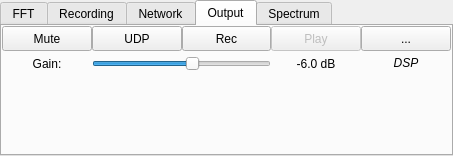
Above: src/qtgui/dockaudio.ui from shawnj007/gqrx-touch before the change. Below: the same form after it.
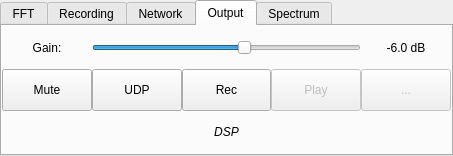
That is the form after the change. The open tabs and pages were chosen to show the change. Icons and pictures are not drawn. Custom widgets are drawn as their Qt base class.

Commit message: UI improvements, audio options, audioSpectrum centering

```diff
--- a/src/qtgui/dockaudio.ui
+++ b/src/qtgui/dockaudio.ui
@@ -11,7 +11,7 @@
    </rect>
   </property>
   <property name="sizePolicy">
-   <sizepolicy hsizetype="Preferred" vsizetype="Preferred">
+   <sizepolicy hsizetype="Preferred" vsizetype="Expanding">
     <horstretch>1</horstretch>
     <verstretch>1</verstretch>
    </sizepolicy>
@@ -25,14 +25,44 @@
   <property name="maximumSize">
    <size>
     <width>524287</width>
-    <height>440</height>
+    <height>360</height>
    </size>
   </property>
   <property name="palette">
    <palette>
-    <active/>
-    <inactive/>
-    <disabled/>
+    <active>
+     <colorrole role="Highlight">
+      <brush brushstyle="SolidPattern">
+       <color alpha="255">
+        <red>48</red>
+        <green>140</green>
+        <blue>198</blue>
+       </color>
+      </brush>
+     </colorrole>
+    </active>
+    <inactive>
+     <colorrole role="Highlight">
+      <brush brushstyle="SolidPattern">
+       <color alpha="255">
+        <red>48</red>
+        <green>140</green>
+        <blue>198</blue>
+       </color>
+      </brush>
+     </colorrole>
+    </inactive>
+    <disabled>
+     <colorrole role="Highlight">
+      <brush brushstyle="SolidPattern">
+       <color alpha="255">
+        <red>145</red>
+        <green>145</green>
+        <blue>145</blue>
+       </color>
+      </brush>
+     </colorrole>
+    </disabled>
    </palette>
   </property>
   <property name="windowIcon">
@@ -61,6 +91,12 @@
      <height>137</height>
     </size>
    </property>
+   <property name="maximumSize">
+    <size>
+     <width>16777215</width>
+     <height>500</height>
+    </size>
+   </property>
    <property name="sizeIncrement">
     <size>
      <width>0</width>
@@ -69,9 +105,39 @@
    </property>
    <property name="palette">
     <palette>
-     <active/>
-     <inactive/>
-     <disabled/>
+     <active>
+      <colorrole role="Highlight">
+       <brush brushstyle="SolidPattern">
+        <color alpha="255">
+         <red>48</red>
+         <green>140</green>
+         <blue>198</blue>
+        </color>
+       </brush>
+      </colorrole>
+     </active>
+     <inactive>
+      <colorrole role="Highlight">
+       <brush brushstyle="SolidPattern">
+        <color alpha="255">
+         <red>48</red>
+         <green>140</green>
+         <blue>198</blue>
+        </color>
+       </brush>
+      </colorrole>
+     </inactive>
+     <disabled>
+      <colorrole role="Highlight">
+       <brush brushstyle="SolidPattern">
+        <color alpha="255">
+         <red>145</red>
+         <green>145</green>
+         <blue>145</blue>
+        </color>
+       </brush>
+      </colorrole>
+     </disabled>
     </palette>
    </property>
    <layout class="QVBoxLayout" name="verticalLayout">
@@ -721,7 +787,7 @@
        <attribute name="title">
         <string>Output</string>
        </attribute>
-       <layout class="QVBoxLayout" name="verticalLayout_6" stretch="0,1">
+       <layout class="QVBoxLayout" name="verticalLayout_6" stretch="1,0">
         <property name="spacing">
          <number>0</number>
         </property>
@@ -761,10 +827,84 @@
            <property name="spacing">
             <number>0</number>
            </property>
-           <item row="0" column="2">
+           <item row="1" column="1">
+            <widget class="QPushButton" name="audioStreamButton">
+             <property name="sizePolicy">
+              <sizepolicy hsizetype="MinimumExpanding" vsizetype="MinimumExpanding">
+               <horstretch>1</horstretch>
+               <verstretch>1</verstretch>
+              </sizepolicy>
+             </property>
+             <property name="minimumSize">
+              <size>
+               <width>0</width>
+               <height>25</height>
+              </size>
+             </property>
+             <property name="maximumSize">
+              <size>
+               <width>16777215</width>
+               <height>100</height>
+              </size>
+             </property>
+             <property name="toolTip">
+              <string>Stream raw audio over UDP</string>
+             </property>
+             <property name="statusTip">
+              <string>Stream raw audio over UDP</string>
+             </property>
+             <property name="text">
+              <string>UDP</string>
+             </property>
+             <property name="checkable">
+              <bool>true</bool>
+             </property>
+            </widget>
+           </item>
+           <item row="1" column="4">
+            <widget class="QPushButton" name="audioConfButton">
+             <property name="enabled">
+              <bool>false</bool>
+             </property>
+             <property name="sizePolicy">
+              <sizepolicy hsizetype="MinimumExpanding" vsizetype="MinimumExpanding">
+               <horstretch>1</horstretch>
+               <verstretch>1</verstretch>
+              </sizepolicy>
+             </property>
+             <property name="minimumSize">
+              <size>
+               <width>0</width>
+               <height>25</height>
+              </size>
+             </property>
+             <property name="maximumSize">
+              <size>
+               <width>16777215</width>
+               <height>100</height>
+              </size>
+             </property>
+             <property name="toolTip">
+              <string>Audio settings</string>
+             </property>
+             <property name="statusTip">
+              <string>Audio settings</string>
+             </property>
+             <property name="text">
+              <string>...</string>
+             </property>
+             <property name="iconSize">
+              <size>
+               <width>16</width>
+               <height>16</height>
+              </size>
+             </property>
+            </widget>
+           </item>
+           <item row="1" column="2">
             <widget class="QPushButton" name="audioRecButton">
              <property name="sizePolicy">
-              <sizepolicy hsizetype="MinimumExpanding" vsizetype="Preferred">
+              <sizepolicy hsizetype="MinimumExpanding" vsizetype="MinimumExpanding">
                <horstretch>1</horstretch>
                <verstretch>1</verstretch>
               </sizepolicy>
@@ -778,7 +918,7 @@
              <property name="maximumSize">
               <size>
                <width>16777215</width>
-               <height>16777215</height>
+               <height>100</height>
               </size>
              </property>
              <property name="toolTip">
@@ -801,44 +941,10 @@
              </property>
             </widget>
            </item>
-           <item row="4" column="1" colspan="2">
-            <widget class="QSlider" name="audioGainSlider">
-             <property name="sizePolicy">
-              <sizepolicy hsizetype="MinimumExpanding" vsizetype="Preferred">
-               <horstretch>1</horstretch>
-               <verstretch>1</verstretch>
-              </sizepolicy>
-             </property>
-             <property name="minimumSize">
-              <size>
-               <width>0</width>
-               <height>25</height>
-              </size>
-             </property>
-             <property name="toolTip">
-              <string>Audio gain</string>
-             </property>
-             <property name="statusTip">
-              <string>Audio gain</string>
-             </property>
-             <property name="minimum">
-              <number>-800</number>
-             </property>
-             <property name="maximum">
-              <number>500</number>
-             </property>
-             <property name="value">
-              <number>-60</number>
-             </property>
-             <property name="orientation">
-              <enum>Qt::Horizontal</enum>
-             </property>
-            </widget>
-           </item>
-           <item row="0" column="0">
+           <item row="1" column="0">
             <widget class="QPushButton" name="audioMuteButton">
              <property name="sizePolicy">
-              <sizepolicy hsizetype="MinimumExpanding" vsizetype="Preferred">
+              <sizepolicy hsizetype="MinimumExpanding" vsizetype="MinimumExpanding">
                <horstretch>1</horstretch>
                <verstretch>1</verstretch>
               </sizepolicy>
@@ -852,7 +958,7 @@
              <property name="maximumSize">
               <size>
                <width>16777215</width>
-               <height>16777215</height>
+               <height>100</height>
               </size>
              </property>
              <property name="toolTip">
@@ -869,10 +975,53 @@
              </property>
             </widget>
            </item>
-           <item row="4" column="0">
+           <item row="1" column="3">
+            <widget class="QPushButton" name="audioPlayButton">
+             <property name="enabled">
+              <bool>false</bool>
+             </property>
+             <property name="sizePolicy">
+              <sizepolicy hsizetype="MinimumExpanding" vsizetype="MinimumExpanding">
+               <horstretch>1</horstretch>
+               <verstretch>1</verstretch>
+              </sizepolicy>
+             </property>
+             <property name="minimumSize">
+              <size>
+               <width>0</width>
+               <height>25</height>
+              </size>
+             </property>
+             <property name="maximumSize">
+              <size>
+               <width>16777215</width>
+               <height>100</height>
+              </size>
+             </property>
+             <property name="toolTip">
+              <string>Playback previously recorded audio</string>
+             </property>
+             <property name="statusTip">
+              <string>Playback previously recorded audio</string>
+             </property>
+             <property name="text">
+              <string>Play</string>
+             </property>
+             <property name="iconSize">
+              <size>
+               <width>16</width>
+               <height>16</height>
+              </size>
+             </property>
+             <property name="checkable">
+              <bool>true</bool>
+             </property>
+            </widget>
+           </item>
+           <item row="0" column="0">
             <widget class="QLabel" name="audioGainLabel">
              <property name="sizePolicy">
-              <sizepolicy hsizetype="MinimumExpanding" vsizetype="Preferred">
+              <sizepolicy hsizetype="MinimumExpanding" vsizetype="MinimumExpanding">
                <horstretch>1</horstretch>
                <verstretch>1</verstretch>
               </sizepolicy>
@@ -883,6 +1032,12 @@
                <height>25</height>
               </size>
              </property>
+             <property name="maximumSize">
+              <size>
+               <width>16777215</width>
+               <height>100</height>
+              </size>
+             </property>
              <property name="text">
               <string>Gain:</string>
              </property>
@@ -891,10 +1046,10 @@
              </property>
             </widget>
            </item>
-           <item row="4" column="3">
+           <item row="0" column="4">
             <widget class="QLabel" name="audioGainDbLabel">
              <property name="sizePolicy">
-              <sizepolicy hsizetype="MinimumExpanding" vsizetype="Preferred">
+              <sizepolicy hsizetype="MinimumExpanding" vsizetype="MinimumExpanding">
                <horstretch>1</horstretch>
                <verstretch>1</verstretch>
               </sizepolicy>
@@ -905,6 +1060,12 @@
                <height>25</height>
               </size>
              </property>
+             <property name="maximumSize">
+              <size>
+               <width>16777215</width>
+               <height>100</height>
+              </size>
+             </property>
              <property name="text">
               <string>-6.0 dB</string>
              </property>
@@ -919,10 +1080,10 @@
              </property>
             </widget>
            </item>
-           <item row="0" column="1">
-            <widget class="QPushButton" name="audioStreamButton">
+           <item row="0" column="1" colspan="3">
+            <widget class="QSlider" name="audioGainSlider">
              <property name="sizePolicy">
-              <sizepolicy hsizetype="MinimumExpanding" vsizetype="Preferred">
+              <sizepolicy hsizetype="MinimumExpanding" vsizetype="MinimumExpanding">
                <horstretch>1</horstretch>
                <verstretch>1</verstretch>
               </sizepolicy>
@@ -936,7 +1097,7 @@
              <property name="maximumSize">
               <size>
                <width>16777215</width>
-               <height>16777215</height>
+               <height>100</height>
               </size>
              </property>
              <property name="toolTip">
@@ -945,58 +1106,24 @@
              <property name="statusTip">
               <string>Stream raw audio over UDP</string>
              </property>
-             <property name="text">
-              <string>UDP</string>
+             <property name="minimum">
+              <number>-800</number>
              </property>
-             <property name="checkable">
-              <bool>true</bool>
+             <property name="maximum">
+              <number>500</number>
              </property>
-            </widget>
-           </item>
-           <item row="0" column="4">
-            <widget class="QPushButton" name="audioConfButton">
-             <property name="enabled">
-              <bool>true</bool>
+             <property name="value">
+              <number>-60</number>
              </property>
-             <property name="sizePolicy">
-              <sizepolicy hsizetype="MinimumExpanding" vsizetype="Preferred">
-               <horstretch>1</horstretch>
-               <verstretch>1</verstretch>
-              </sizepolicy>
+             <property name="orientation">
+              <enum>Qt::Horizontal</enum>
              </property>
-             <property name="minimumSize">
-              <size>
-               <width>0</width>
-               <height>25</height>
-              </size>
-             </property>
-             <property name="maximumSize">
-              <size>
-               <width>16777215</width>
-               <height>16777215</height>
-              </size>
-             </property>
-             <property name="toolTip">
-              <string>Audio settings</string>
-             </property>
-             <property name="statusTip">
-              <string>Audio settings</string>
-             </property>
-             <property name="text">
-              <string>...</string>
-             </property>
-             <property name="iconSize">
-              <size>
-               <width>16</width>
-               <height>16</height>
-              </size>
-             </property>
             </widget>
            </item>
-           <item row="4" column="4">
+           <item row="2" column="0" colspan="5">
             <widget class="QLabel" name="audioRecLabel">
              <property name="sizePolicy">
-              <sizepolicy hsizetype="MinimumExpanding" vsizetype="Preferred">
+              <sizepolicy hsizetype="MinimumExpanding" vsizetype="MinimumExpanding">
                <horstretch>1</horstretch>
                <verstretch>1</verstretch>
               </sizepolicy>
@@ -1007,6 +1134,12 @@
                <height>25</height>
               </size>
              </property>
+             <property name="maximumSize">
+              <size>
+               <width>16777215</width>
+               <height>100</height>
+              </size>
+             </property>
              <property name="toolTip">
               <string>Current audio source (DSP or WAV file)</string>
              </property>
@@ -1018,49 +1151,6 @@
              </property>
             </widget>
            </item>
-           <item row="0" column="3">
-            <widget class="QPushButton" name="audioPlayButton">
-             <property name="enabled">
-              <bool>false</bool>
-             </property>
-             <property name="sizePolicy">
-              <sizepolicy hsizetype="MinimumExpanding" vsizetype="Preferred">
-               <horstretch>1</horstretch>
-               <verstretch>1</verstretch>
-              </sizepolicy>
-             </property>
-             <property name="minimumSize">
-              <size>
-               <width>0</width>
-               <height>25</height>
-              </size>
-             </property>
-             <property name="maximumSize">
-              <size>
-               <width>16777215</width>
-               <height>16777215</height>
-              </size>
-             </property>
-             <property name="toolTip">
-              <string>Playback previously recorded audio</string>
-             </property>
-             <property name="statusTip">
-              <string>Playback previously recorded audio</string>
-             </property>
-             <property name="text">
-              <string>Play</string>
-             </property>
-             <property name="iconSize">
-              <size>
-               <width>16</width>
-               <height>16</height>
-              </size>
-             </property>
-             <property name="checkable">
-              <bool>true</bool>
-             </property>
-            </widget>
-           </item>
           </layout>
          </widget>
         </item>
@@ -1144,17 +1234,17 @@
   </widget>
  </widget>
  <customwidgets>
+  <customwidget>
+   <class>ctkRangeSlider</class>
+   <extends>QSlider</extends>
+   <header>qtgui/ctk/ctkRangeSlider.h</header>
+  </customwidget>
   <customwidget>
    <class>CPlotter</class>
    <extends>QFrame</extends>
    <header>qtgui/plotter.h</header>
    <container>1</container>
   </customwidget>
-  <customwidget>
-   <class>ctkRangeSlider</class>
-   <extends>QSlider</extends>
-   <header>qtgui/ctk/ctkRangeSlider.h</header>
-  </customwidget>
  </customwidgets>
  <resources>
   <include location="../../resources/icons.qrc"/>
```
Left out of the diff: 310 changed lines with no effect on the pictures. The commit also changes 16 other files.
